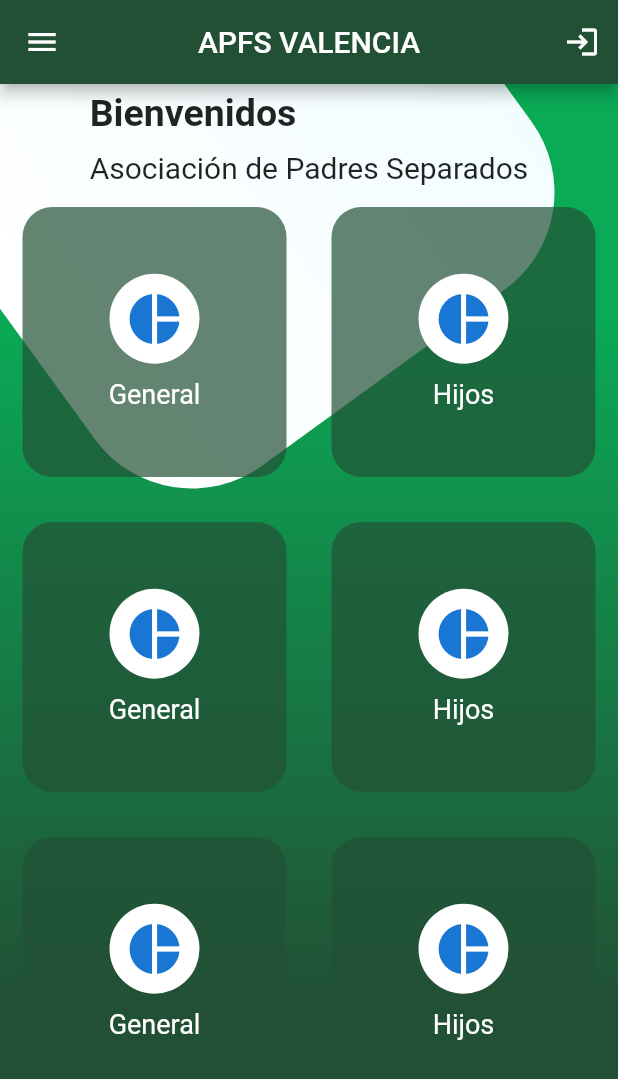
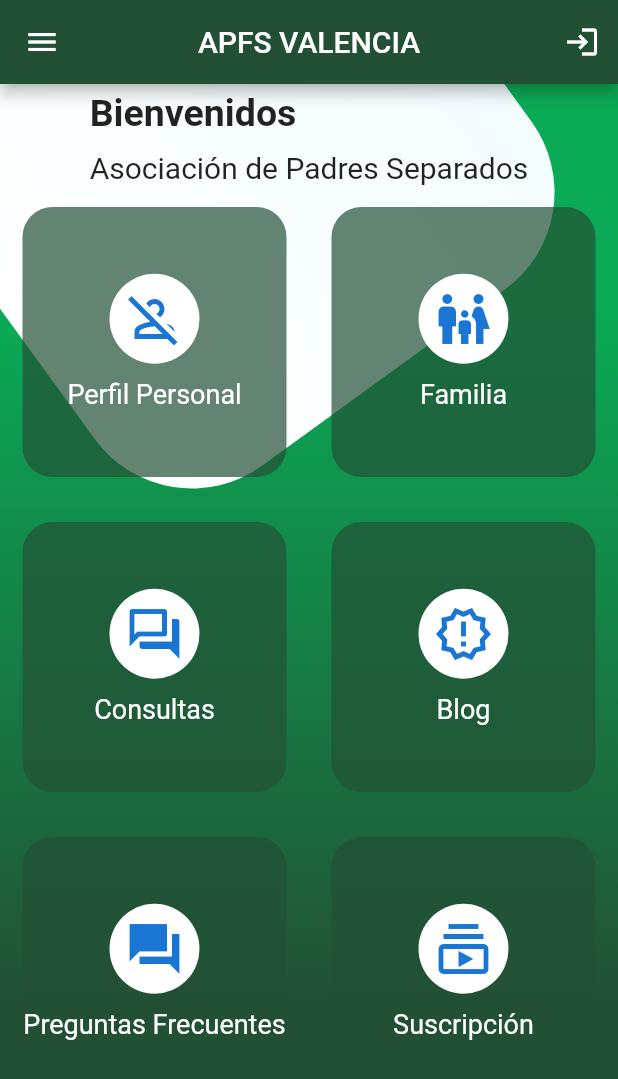
Before and after one commit to microedet/apsfValenciaApp, a Flutter app: the HomeScreen screen opened by its route, on a phone screen of 412 x 824 dp. Shown: the top 1079 px of the screen. Run offline on Flutter 3.47's test engine with Material 2 defaults, Android fonts, the phone set to English and light mode, and no system bars; our stand-ins replace card_swiper, flutter_secure_storage, getwidget, shared_preferences; accounts and stored records are empty; network calls fail.

Commit message:
los botones del home tienen route

```diff
--- a/lib/main.dart
+++ b/lib/main.dart
@@ -1,6 +1,7 @@
 import 'package:apfsvalencia/screens/screens.dart';
 import 'package:apfsvalencia/services/services.dart';
 import 'package:apfsvalencia/share_preferences/preferences.dart';
+import 'package:apfsvalencia/widgets/widgest.dart';
 import 'package:flutter/material.dart';
 import 'package:flutter/services.dart';
 import 'package:provider/provider.dart';
@@ -42,6 +43,7 @@ class MyApp extends StatelessWidget {
     return MaterialApp(
       debugShowCheckedModeBanner: false,
       title: 'APFS VALENCIA',
+
       initialRoute: CheckAuthScreen.routerName,
       routes: {
         CheckAuthScreen.routerName: (_) => CheckAuthScreen(),
@@ -51,6 +53,7 @@ class MyApp extends StatelessWidget {
         ProfileScreen.routerName: (_) => ProfileScreen(),
         RegisterScreen.routerName: (_) => RegisterScreen(),
         SettingsScreen.routerName: (_) => SettingsScreen(),
+        PersonalProfileScreen.routerName: (_)=> PersonalProfileScreen(),
       },
       scaffoldMessengerKey: NotificationsService.messengerKey,
       //cambiar colores
--- a/lib/widgets/menu_table.dart
+++ b/lib/widgets/menu_table.dart
@@ -1,3 +1,5 @@
+import 'package:apfsvalencia/screens/screens.dart';
+import 'package:apfsvalencia/widgets/widgest.dart';
 import 'package:flutter/material.dart';
 
 class MenuTable extends StatelessWidget {
@@ -9,25 +11,42 @@ class MenuTable extends StatelessWidget {
       children: [
         TableRow(children: [
           _SingleCard(
-              color: Colors.white, icon: Icons.access_alarm, text: 'General'),
+              color: Colors.white,
+              icon: Icons.person_off_outlined,
+              text: 'Perfil Personal',
+              route:PersonalProfileScreen.routerName),
           _SingleCard(
-              color: Colors.white, icon: Icons.border_all, text: 'Hijos'),
+              color: Colors.white,
+              icon: Icons.family_restroom_outlined,
+              text: 'Familia',
+              route: RegisterScreen.routerName),
         ]),
         TableRow(children: [
           _SingleCard(
-              color: Colors.white, icon: Icons.file_copy_sharp, text: 'General'),
+              color: Colors.white,
+              icon: Icons.question_answer_outlined,
+              text: 'Consultas',
+              route: HomeScreen.routerName),
           _SingleCard(
-              color: Colors.white, icon: Icons.border_all, text: 'Hijos'),
+              color: Colors.white,
+              icon: Icons.new_releases_outlined,
+              text: 'Blog',
+              route: HomeScreen.routerName),
         ]),
         TableRow(children: [
           _SingleCard(
-              color: Colors.white, icon: Icons.file_copy_sharp, text: 'General'),
+              color: Colors.white,
+              icon: Icons.question_answer_sharp,
+              text: 'Preguntas Frecuentes',
+              route: HomeScreen.routerName),
           _SingleCard(
-              color: Colors.white, icon: Icons.border_all, text: 'Hijos'),
+              color: Colors.white,
+              icon: Icons.subscriptions_outlined,
+              text: 'Suscripción',
+              route: HomeScreen.routerName),
         ])
       ],
     );
-
   }
 }
 
@@ -36,14 +55,19 @@ class _SingleCard extends StatelessWidget {
   final IconData icon;
   final Color color;
   final String text;
+  final String route;
 
   const _SingleCard(
-      {Key? key, required this.icon, required this.color, required this.text})
+      {Key? key, required this.icon, required this.color, required this.text, required this.route})
       : super(key: key);
 
   @override
   Widget build(BuildContext context) {
-    return Container(
+    return GestureDetector(
+      onTap: () {
+        Navigator.pushReplacementNamed(context, this.route);
+      },
+      child: Container(
         margin: EdgeInsets.all(15),
         height: 180,
         decoration: BoxDecoration(
@@ -54,13 +78,14 @@ class _SingleCard extends StatelessWidget {
           children: [
             CircleAvatar(
               backgroundColor: this.color,
-            child: Icon(Icons.pie_chart_sharp, size: 40),
+              child: Icon(this.icon, size: 40),
               radius: 30,
             ),
             SizedBox(height: 10),
             Text(this.text, style: TextStyle(color: this.color, fontSize: 18))
           ],
         ),
+      ),
     );
   }
 }
--- a/lib/widgets/widgest.dart
+++ b/lib/widgets/widgest.dart
@@ -1,8 +1,10 @@
 
-export 'package:apfsvalencia/widgets/menu_table.dart';
-export  'package:apfsvalencia/widgets/auth_background.dart';
-export  'package:apfsvalencia/widgets/page_title_home.dart';
+export 'package:apfsvalencia/widgets/auth_background.dart';
+export 'package:apfsvalencia/widgets/page_title_home.dart';
+export 'package:apfsvalencia/screens/personal_profile_screen.dart';
+export 'package:apfsvalencia/widgets/background_all_screen.dart';
 export 'package:apfsvalencia/widgets/card_blog.dart';
 export 'package:apfsvalencia/widgets/card_container.dart';
 export 'package:apfsvalencia/widgets/home_background.dart';
+export 'package:apfsvalencia/widgets/menu_table.dart';
 export 'package:apfsvalencia/widgets/side_menu.dart';
```
Also changed, not shown: lib/screens/home_screen.dart (+1 -7 lines), lib/screens/personal_profile_screen.dart (added, +24 -0 lines), lib/widgets/background_all_screen.dart (added, +36 -0 lines), lib/widgets/personal_profile.dart (added, +55 -0 lines). Lines whose indentation alone changed are shown as unchanged.
